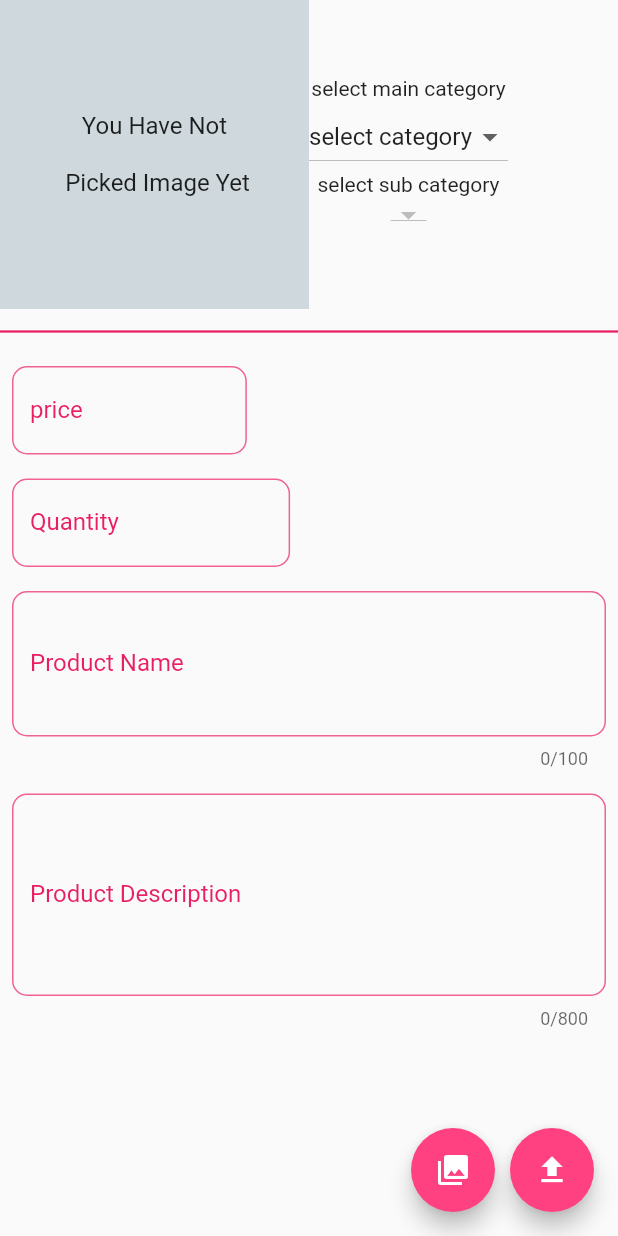
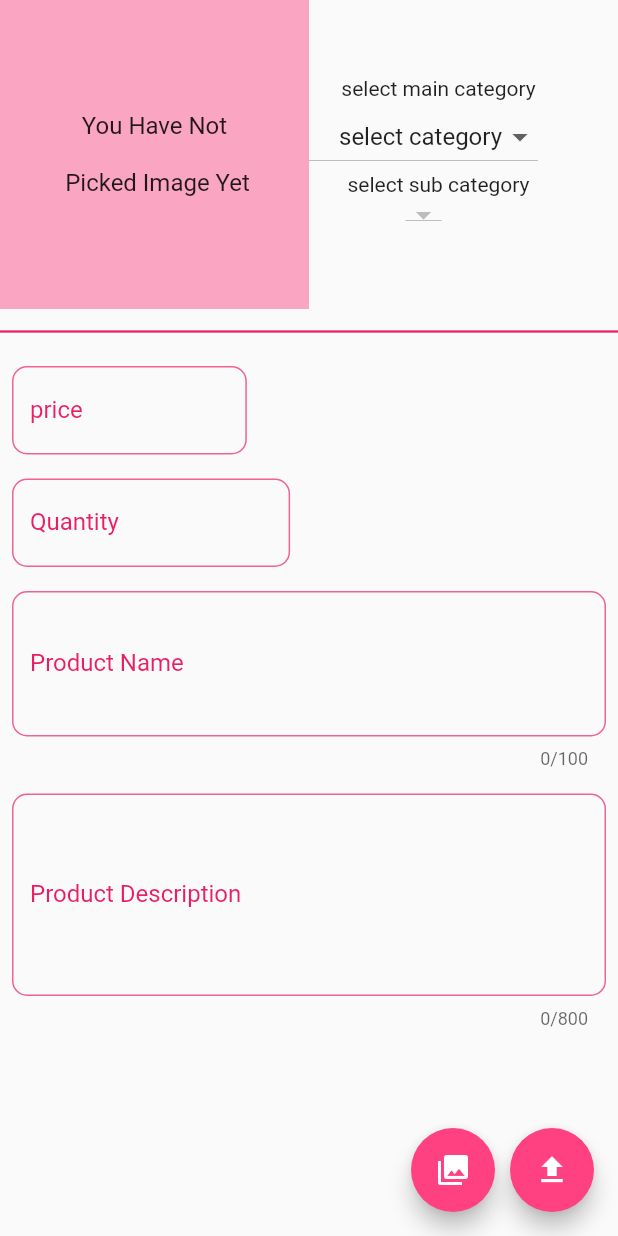
Before and after one commit to FarhanABD/miniso_mobile_app, a Flutter app: the UploadProductScreen screen opened directly, on a phone screen of 412 x 824 dp. Run offline on Flutter 3.47's test engine with Material 2 defaults, Android fonts, the light colour scheme and no system bars; our stand-ins replace animated_text_kit, cloud_firestore, firebase_auth, firebase_core, firebase_storage, image_picker; accounts and stored records are empty; network calls fail.

Commit message:
Refractor dropdown button 2

```diff
--- a/lib/main_screen/upload_products.dart
+++ b/lib/main_screen/upload_products.dart
@@ -24,8 +24,8 @@ List<String> categMen = [
 ];
 
 List<String> categWomen = [
-  'subcategory'
-      'w shirt',
+  'subcategory',
+  'w shirt',
   'w jacket',
   'w shoes',
   'w jeans',
@@ -149,7 +149,7 @@ class _UploadProductScreenState extends State<UploadProductScreen> {
                   Row(
                     children: [
                       Container(
-                        color: Colors.blueGrey.shade100,
+                        color: Color.fromARGB(255, 250, 165, 193),
                         height: MediaQuery.of(context).size.width * 0.5,
                         width: MediaQuery.of(context).size.width * 0.5,
                         child: imagesFileList != null
@@ -165,12 +165,19 @@ class _UploadProductScreenState extends State<UploadProductScreen> {
                       //------------ COLUMN DROPDOWN CATEGORY ----------------//
                       Column(
                         children: [
-                          const Text("select main category"),
+                          const Padding(
+                            padding: EdgeInsets.only(left: 20),
+                            child: Text("select main category"),
+                          ),
                           DropdownButton(
                             value: mainCategValue,
                             items: categ.map<DropdownMenuItem<String>>((value) {
                               return DropdownMenuItem(
-                                  child: Text(value), value: value);
+                                  child: Padding(
+                                    padding: const EdgeInsets.only(left: 20),
+                                    child: Text(value),
+                                  ),
+                                  value: value);
                             }).toList(),
                             onChanged: (String? value) {
                               if (value == 'men') {
@@ -191,13 +198,20 @@ class _UploadProductScreenState extends State<UploadProductScreen> {
                               });
                             },
                           ),
-                          const Text("select sub category"),
+                          const Padding(
+                            padding: EdgeInsets.only(left: 20),
+                            child: Text("select sub category"),
+                          ),
                           DropdownButton(
                             value: subCategValue,
                             items: subCategList
                                 .map<DropdownMenuItem<String>>((value) {
                               return DropdownMenuItem(
-                                  child: Text(value), value: value);
+                                  child: Padding(
+                                    padding: const EdgeInsets.only(left: 15),
+                                    child: Text(value),
+                                  ),
+                                  value: value);
                             }).toList(),
                             onChanged: (String? value) {
                               print(value);
```
